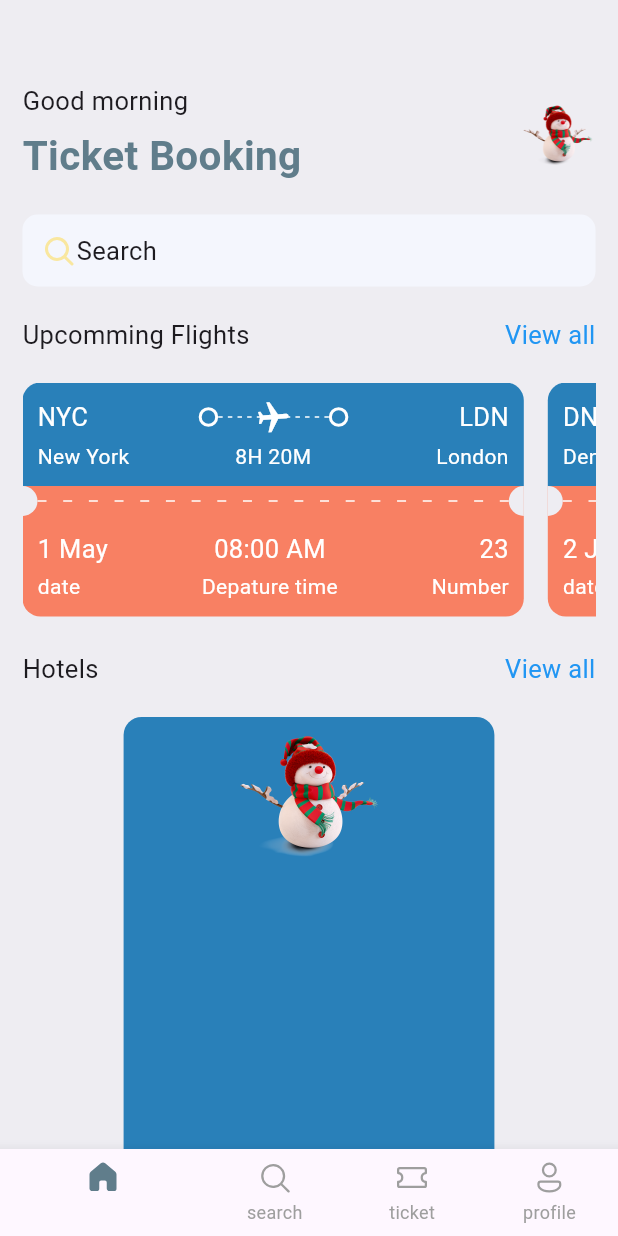
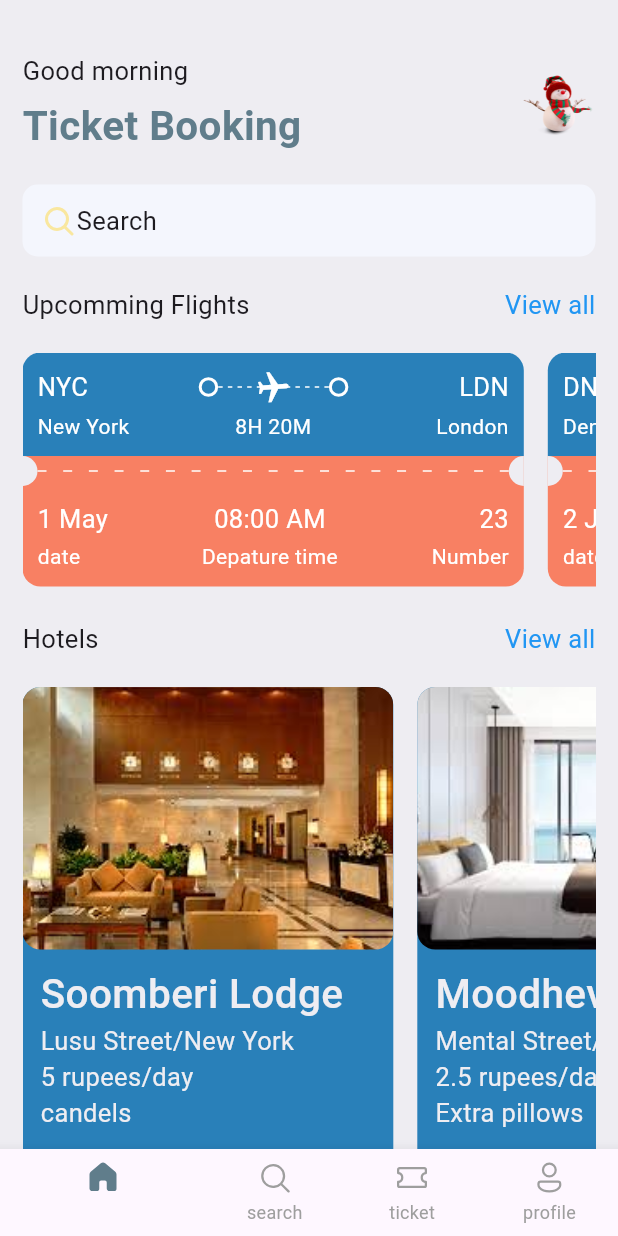
Before and after one commit to Sahi552/Ticketapp, a Flutter app: the screen it shows after launch, on a phone screen of 412 x 824 dp. Run offline on Flutter 3.47's test engine with Material 3 defaults, Android fonts, the phone set to English and light mode, and no system bars; our stand-ins replace fluentui_icons.

Commit message:
commited on 22/10

```diff
--- a/lib/Basement/Res/assert.dart
+++ b/lib/Basement/Res/assert.dart
@@ -1,4 +1,10 @@
-class Assert{
+class Assert {
   static const _pathImage = 'assert/images';
   static const appIcon = '$_pathImage/snow.png';
+  static const hotel1 = '$_pathImage/hotel1.jpg';
+  static const hotel2 = '$_pathImage/hotel2.jpg';
+  static const hotel3 = '$_pathImage/hotel3.jpg';
+  static const hotel4 = '$_pathImage/hotel4.jpg';
+  static const hotel5 = '$_pathImage/hotel5.jpg';
+  static const flight = '$_pathImage/flight.jpg';
 }
--- /dev/null
+++ b/lib/Basement/Utils/hotel_json.dart
@@ -0,0 +1,39 @@
+import 'package:ticket/Basement/Res/assert.dart';
+
+List<Map<String, dynamic>> hotelList = [
+  {
+    'image':Assert.hotel1,
+    'hotel_name': 'Soomberi Lodge',
+    'place': 'Lusu Street/New York',
+    'rent': '5 rupees/day',
+    'special': 'candels'
+  },
+  {
+    'image':Assert.hotel2,
+    'hotel_name': 'Moodhevi Lodge',
+    'place': 'Mental Street/Denmark',
+    'rent': '2.5 rupees/day',
+    'special': 'Extra pillows'
+  },
+  {
+    'image':Assert.hotel3,
+    'hotel_name': 'Naadheri Lodge',
+    'place': 'Cycho Street/India',
+    'rent': '1 rupees/day',
+    'special': 'Dinner free'
+  },
+  {
+    'image':Assert.hotel4,
+    'hotel_name': 'Paithiyem Lodge',
+    'place': 'kiriki Street/Italy',
+    'rent': '0.5 rupees/day',
+    'special': 'Open Window'
+  },
+  {
+    'image':Assert.hotel5,
+    'hotel_name': 'No Name Lodge',
+    'place': 'No Street/Sweden',
+    'rent': '6 rupees/day',
+    'special': 'Free for couples'
+  }
+];
--- a/lib/Basement/bottom_nav_bar.dart
+++ b/lib/Basement/bottom_nav_bar.dart
@@ -1,6 +1,7 @@
 import 'package:fluentui_icons/fluentui_icons.dart';
 import 'package:flutter/material.dart';
-import 'package:ticket/screens/home_screen.dart';
+import 'package:ticket/screens/home/home_screen.dart';
+import 'package:ticket/screens/search/search_screen.dart';
 
 class BottomNav extends StatefulWidget {
   const BottomNav({super.key});
@@ -12,7 +13,7 @@ class BottomNav extends StatefulWidget {
 class _BottomNavState extends State<BottomNav> {
   final appScreens = [
     const HomeScreen(),
-    const Center(child: Text('Search')),
+    const SearchScreen(),
     const Center(child: Text('Ticket')),
     const Center(child: Text('Profile')),
   ];
--- a/lib/Basement/widget/ticket.dart
+++ b/lib/Basement/widget/ticket.dart
@@ -21,7 +21,7 @@ class TicketView extends StatelessWidget {
       width: width,
       height: 179,
       child: Container(
-        margin: EdgeInsets.only(right: fullScreen == true ? 0:16),
+        margin: EdgeInsets.only(right: fullScreen == true ? 0 : 16),
         child: Column(
           children: [
             Container(
--- a/lib/main.dart
+++ b/lib/main.dart
@@ -1,6 +1,8 @@
 import 'package:flutter/material.dart';
 import 'package:ticket/Basement/bottom_nav_bar.dart';
-import 'package:ticket/screens/all_tickets.dart';
+import 'package:ticket/screens/home/all_hotels.dart';
+import 'package:ticket/screens/home/all_tickets.dart';
+import 'package:ticket/screens/search/flights_cards.dart';
 
 void main() {
   runApp(
@@ -22,7 +24,9 @@ class _MyAppState extends State<MyApp> {
       debugShowCheckedModeBanner: false,
       routes: {
         "/": (context) => const BottomNav(),
-        "allTickets": (context) => const AllTickets()
+        "allTickets": (context) => const AllTickets(),
+        "allHotels": (context) => const AllHotels(),
+        "flightscard": (context) => const FlightsCards()
       },
     );
   }
--- a/lib/screens/home_screen.dart
+++ b/lib/screens/home/home_screen.dart
@@ -2,10 +2,11 @@ import 'package:fluentui_icons/fluentui_icons.dart';
 import 'package:flutter/material.dart';
 import 'package:ticket/Basement/Res/assert.dart';
 import 'package:ticket/Basement/Res/styles.dart';
+import 'package:ticket/Basement/Utils/hotel_json.dart';
 import 'package:ticket/Basement/Utils/ticket_json.dart';
 import 'package:ticket/Basement/widget/event_expand.dart';
 import 'package:ticket/Basement/widget/ticket.dart';
-import 'package:ticket/screens/hotel.dart';
+import 'package:ticket/screens/home/hotel.dart';
 
 class HomeScreen extends StatefulWidget {
   const HomeScreen({super.key});
@@ -24,8 +25,9 @@ class _HomeScreenState extends State<HomeScreen> {
           Container(
             padding: const EdgeInsets.all(15),
             child: Column(
+              crossAxisAlignment: CrossAxisAlignment.start,
               children: [
-                const SizedBox(height: 40),
+                const SizedBox(height: 20),
                 //Headline
                 Row(
                   mainAxisAlignment: MainAxisAlignment.spaceBetween,
@@ -113,11 +115,18 @@ class _HomeScreenState extends State<HomeScreen> {
                   eventName: 'Hotels',
                   expand: 'View all',
                   func: () {
-                    Navigator.pushNamed(context, "allTickets");
+                    Navigator.pushNamed(context, "allHotels");
                   },
                 ),
                 const SizedBox(height: 20),
-                const Hotel(),
+                SingleChildScrollView(
+                  scrollDirection: Axis.horizontal,
+                  child: Row(
+                      children: hotelList
+                          .take(2)
+                          .map((singleHotel) => Hotel(hotel: singleHotel))
+                          .toList()),
+                ),
               ],
             ),
           ),
--- /dev/null
+++ b/lib/screens/home/hotel.dart
@@ -0,0 +1,67 @@
+import 'package:flutter/material.dart';
+import 'package:ticket/Basement/Res/styles.dart';
+
+class Hotel extends StatelessWidget {
+  final Map<String, dynamic> hotel;
+  final bool fullscreen;
+  const Hotel({super.key, required this.hotel, this.fullscreen = false});
+
+  @override
+  Widget build(BuildContext context) {
+    final size = MediaQuery.of(context).size;
+    return Container(
+      margin: EdgeInsets.only(
+          right: fullscreen == true ? 0 : 16,
+          bottom: fullscreen == true ? 16 : 0),
+      height: 350,
+      width: size.width * 0.6,
+      decoration: BoxDecoration(
+          borderRadius: BorderRadius.circular(12),
+          color: Appstyle.ticketColor1),
+      child: Column(
+        crossAxisAlignment: CrossAxisAlignment.start,
+        children: [
+          Container(
+            height: 350 / 2,
+            decoration: BoxDecoration(
+                borderRadius: BorderRadius.circular(12),
+                image: DecorationImage(
+                    image: AssetImage(hotel['image']), fit: BoxFit.cover)),
+          ),
+          const SizedBox(
+            height: 10,
+          ),
+          Padding(
+            padding: const EdgeInsets.only(left: 12),
+            child: Text(
+              hotel['hotel_name'],
+              style: Appstyle.headLine02.copyWith(
+                  color: Appstyle.primaryColor, fontWeight: FontWeight.w500),
+            ),
+          ),
+          Padding(
+            padding: const EdgeInsets.only(left: 12),
+            child: Text(
+              hotel['place'],
+              style: Appstyle.headLine01.copyWith(color: Appstyle.primaryColor),
+            ),
+          ),
+          Padding(
+            padding: const EdgeInsets.only(left: 12),
+            child: Text(
+              hotel['rent'],
+              style: Appstyle.headLine01.copyWith(color: Appstyle.primaryColor),
+            ),
+          ),
+          Padding(
+            padding: const EdgeInsets.only(left: 12),
+            child: Text(
+              hotel['special'],
+              style: Appstyle.headLine01.copyWith(color: Appstyle.primaryColor),
+            ),
+          ),
+        ],
+      ),
+    );
+  }
+}
--- a/lib/screens/hotel.dart
+++ /dev/null
@@ -1,31 +0,0 @@
-import 'package:flutter/material.dart';
-import 'package:flutter/rendering.dart';
-import 'package:ticket/Basement/Res/assert.dart';
-import 'package:ticket/Basement/Res/styles.dart';
-
-class Hotel extends StatelessWidget {
-  const Hotel({super.key});
-
-  @override
-  Widget build(BuildContext context) {
-    final size = MediaQuery.of(context).size;
-    return Container(
-      height: 350,
-      width: size.width * 0.6,
-      decoration: BoxDecoration(
-          borderRadius: BorderRadius.circular(12),
-          color: Appstyle.ticketColor1),
-      child: Column(
-        children: [
-          Container(
-            height: 100,
-            decoration: BoxDecoration(
-                borderRadius: BorderRadius.circular(12),
-                image:
-                    const DecorationImage(image: AssetImage(Assert.appIcon),fit: BoxFit.contain)),
-          ),
-        ],
-      ),
-    );
-  }
-}
```
Also changed, not shown: lib/Basement/widget/event_expand.dart (+5 -2 lines), lib/Basement/widget/flight.dart (added, +55 -0 lines), lib/Basement/widget/ticket_search_btn.dart (added, +21 -0 lines), lib/Basement/widget/ticket_search_input.dart (added, +42 -0 lines), lib/Basement/widget/ticket_tab.dart (added, +25 -0 lines), lib/screens/home/all_hotels.dart (added, +30 -0 lines), lib/screens/home/all_tickets.dart (renamed from lib/screens/all_tickets.dart, +9 -5 lines), lib/screens/search/flights_cards.dart (added, +10 -0 lines), lib/screens/search/search_screen.dart (added, +64 -0 lines), lib/screens/search/tab_ctrl.dart (added, +25 -0 lines), assert/images/flight.jpg (added).
